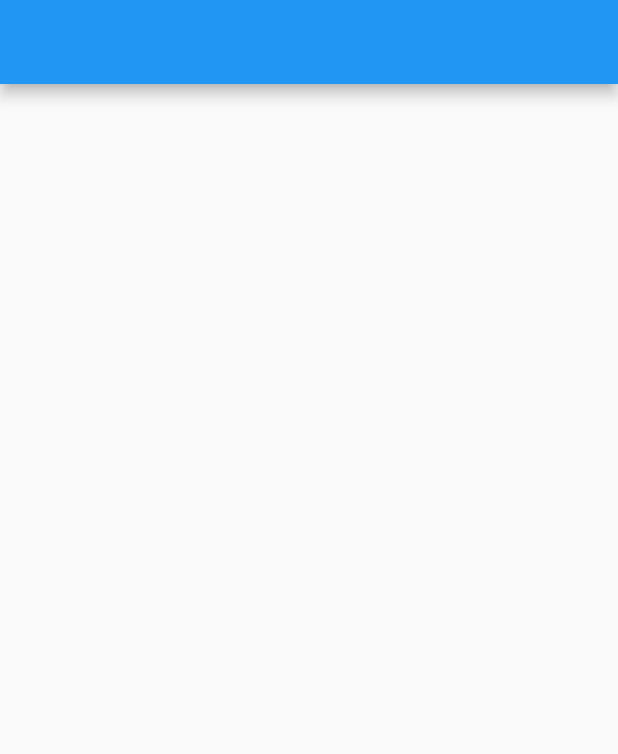
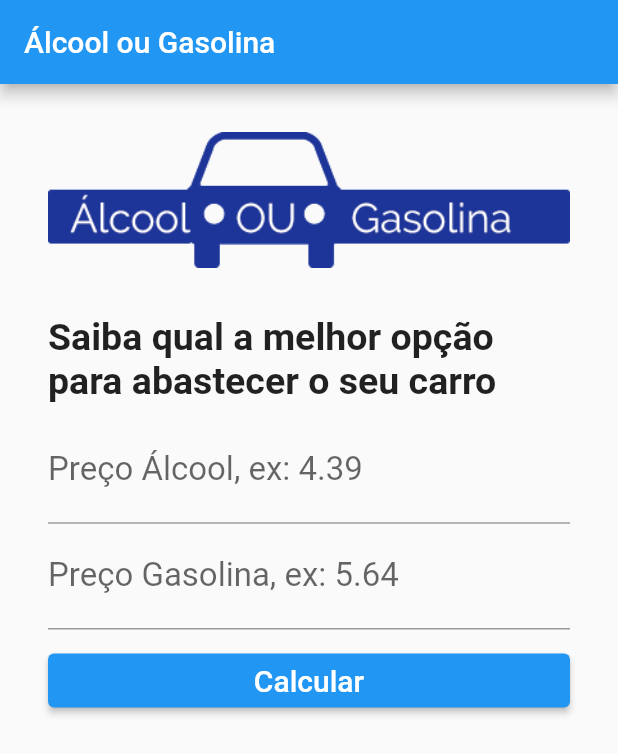
Before and after one commit to estelson/alcool_gasolina, a Flutter app: the screen it shows after launch, on a phone screen of 412 x 824 dp. Shown: the top 754 px of the screen. Run offline on Flutter 3.47's test engine with Material 2 defaults, Android fonts, the phone set to English and light mode, and no system bars.

Commit message:
Criando a tela principal do app e suas funções

```diff
--- a/lib/HomePage.dart
+++ b/lib/HomePage.dart
@@ -8,13 +8,99 @@ class HomePage extends StatefulWidget {
 }
 
 class _HomePageState extends State<HomePage> {
+  final TextEditingController _controllerAlcool = TextEditingController();
+  final TextEditingController _controllerGasolina = TextEditingController();
+  String _textoResultado = "";
+
+  void _calcular() {
+    double? precoAlcool = double.tryParse(_controllerAlcool.text);
+    double? precoGasolina = double.tryParse(_controllerGasolina.text);
+
+    if (precoAlcool == null || precoGasolina == null) {
+      setState(() {
+        _textoResultado = "Número inválido. Digite números maiores que 0 e utilizando (.)";
+      });
+    } else {
+      /*
+      * Se o preço do álcool divido pelo preço da gasolina
+      * for >= a 0.7 é melhor abastecer com gasolina
+      * senão é melhor utilizar álcool
+      * */
+      if ((precoAlcool / precoGasolina) >= 0.7) {
+        setState(() {
+          _textoResultado = "Melhor abastecer com gasolina";
+        });
+      } else {
+        setState(() {
+          _textoResultado = "Melhor abastecer com álcool";
+        });
+      }
+
+      _limparCampos();
+    }
+  }
+
+  void _limparCampos() {
+    _controllerGasolina.text = "";
+    _controllerAlcool.text = "";
+  }
+
   @override
   Widget build(BuildContext context) {
     return Scaffold(
-      appBar: AppBar(),
+      appBar: AppBar(
+        title: const Text("Álcool ou Gasolina"),
+        backgroundColor: Colors.blue,
+      ),
       body: Container(
+        padding: const EdgeInsets.all(32),
         child: SingleChildScrollView(
-          physics: BouncingScrollPhysics(),
+          physics: const BouncingScrollPhysics(),
+          child: Column(
+            crossAxisAlignment: CrossAxisAlignment.stretch,
+            children: [
+              Padding(
+                padding: const EdgeInsets.only(bottom: 32),
+                child: Image.asset("assets/images/logo.png"),
+              ),
+              const Padding(
+                padding: EdgeInsets.only(bottom: 10),
+                child: Text(
+                  "Saiba qual a melhor opção para abastecer o seu carro",
+                  style: TextStyle(fontSize: 25, fontWeight: FontWeight.bold),
+                ),
+              ),
+              TextField(
+                keyboardType: TextInputType.number,
+                decoration: const InputDecoration(labelText: "Preço Álcool, ex: 4.39"),
+                style: const TextStyle(fontSize: 22),
+                controller: _controllerAlcool,
+              ),
+              TextField(
+                keyboardType: TextInputType.number,
+                decoration: const InputDecoration(labelText: "Preço Gasolina, ex: 5.64"),
+                style: const TextStyle(fontSize: 22),
+                controller: _controllerGasolina,
+              ),
+              Padding(
+                padding: const EdgeInsets.only(top: 10),
+                child: ElevatedButton(
+                  onPressed: _calcular,
+                  child: const Text(
+                    "Calcular",
+                    style: TextStyle(fontSize: 20),
+                  ),
+                ),
+              ),
+              Padding(
+                padding: const EdgeInsets.only(top: 20),
+                child: Text(
+                  _textoResultado,
+                  style: const TextStyle(fontSize: 22, fontWeight: FontWeight.bold),
+                ),
+              ),
+            ],
+          ),
         ),
       ),
     );
```
